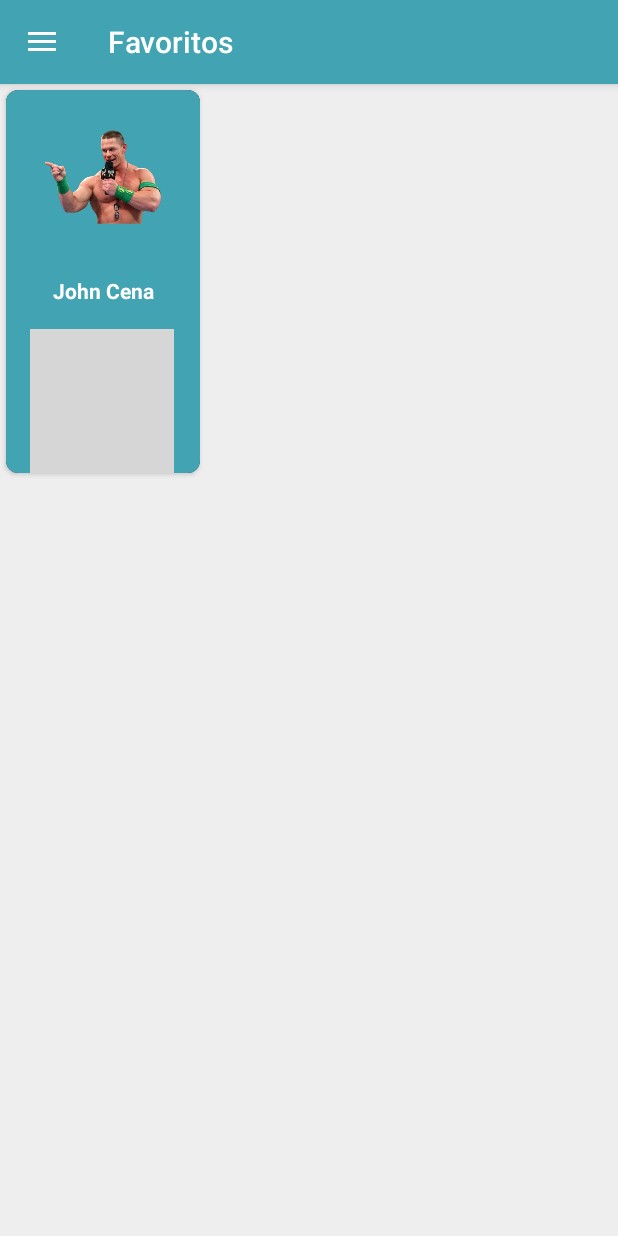
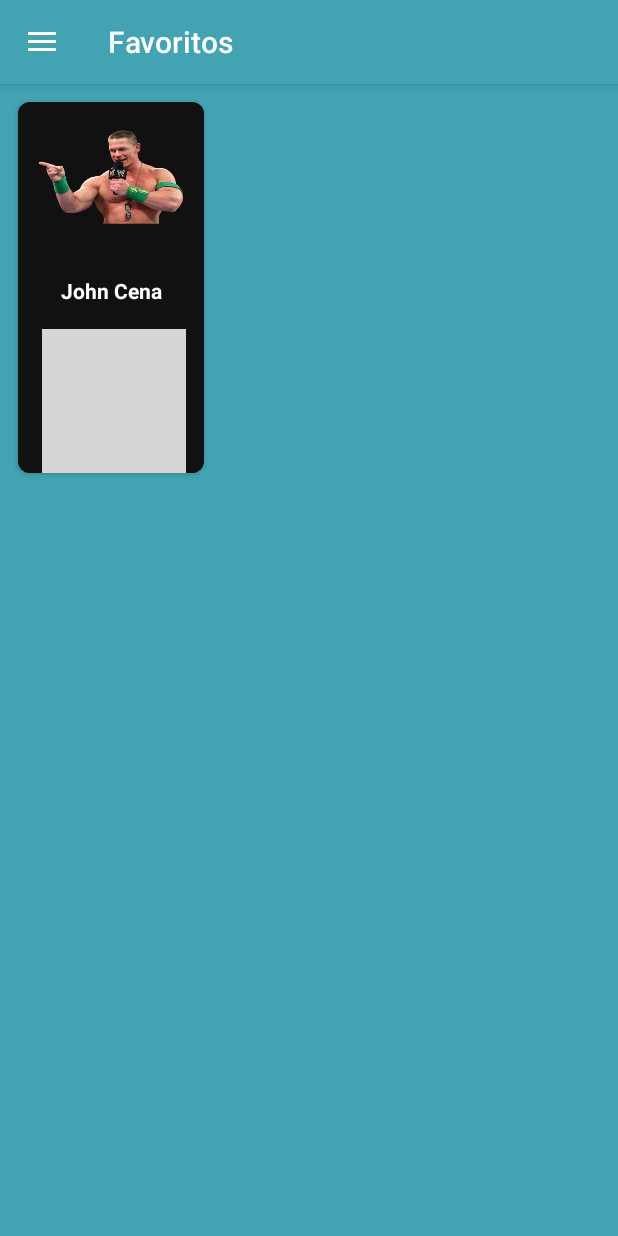
Before and after one commit to tihasg/Memelandia, an Android app: the FavoriteFragment screen opened through its navigation route, on a phone screen of 412 x 824 dp. Run offline under Robolectric (Android 15) with nearby library versions, the phone set to English and light mode, and no system bars; our stand-ins replace Room's generated code, navigation-ui; Roboto replaces fonts that are not available here; grey boxes are pictures that could not be loaded.

Commit message:
Terminando cores

```diff
--- a/app/src/main/java/br/com/memes/ui/favorite/FavoriteFragment.kt
+++ b/app/src/main/java/br/com/memes/ui/favorite/FavoriteFragment.kt
@@ -1,6 +1,7 @@
 package br.com.memes.ui.favorite
 
 import android.content.res.AssetFileDescriptor
+import android.graphics.Color
 import android.media.MediaPlayer
 import android.os.Bundle
 import android.view.*
@@ -9,6 +10,7 @@ import androidx.recyclerview.widget.GridLayoutManager
 import br.com.memes.R
 import br.com.memes.model.MemeModel
 import br.com.memes.ui.home.MemeAdapter
+import br.com.memes.ui.settings.MemesManager
 import br.com.memes.utils.ShareSom
 import br.com.memes.utils.extensions.setup
 import com.google.android.material.snackbar.Snackbar
@@ -19,6 +21,7 @@ class FavoriteFragment : Fragment(), FavoriteContract.View {
 
     private var mPresenter : FavoritePresenter? = null
     private var player : MediaPlayer? = null
+    private var memesManager: MemesManager?=null
 
     private val mAdapter by lazy {
         val adapter = context?.let {
@@ -50,9 +53,11 @@ class FavoriteFragment : Fragment(), FavoriteContract.View {
     }
 
     private fun setup() {
+        memesManager= MemesManager(this.context!!)
         mPresenter = FavoritePresenter(this.context!!)
         mPresenter?.attach(this)
         mPresenter?.getListFavorited()
+        fragment_favorited.setBackgroundColor(Color.parseColor(memesManager?.color))
     }
 
     override fun displayError(msg: String?) {
--- a/app/src/main/java/br/com/memes/ui/home/HomeFragment.kt
+++ b/app/src/main/java/br/com/memes/ui/home/HomeFragment.kt
@@ -1,6 +1,7 @@
 package br.com.memes.ui.home
 
 import android.content.res.AssetFileDescriptor
+import android.graphics.Color
 import android.media.MediaPlayer
 import android.os.Bundle
 import android.view.*
@@ -9,6 +10,7 @@ import androidx.recyclerview.widget.GridLayoutManager
 import br.com.memes.R
 import br.com.memes.utils.extensions.setup
 import br.com.memes.model.MemeModel
+import br.com.memes.ui.settings.MemesManager
 import br.com.memes.utils.ShareSom
 import com.google.android.material.snackbar.Snackbar
 import kotlinx.android.synthetic.main.fragment_home.*
@@ -22,6 +24,7 @@ class HomeFragment : Fragment(), HomeContract.View {
 
     private var mPresenter : HomePresenter? = null
     private var player : MediaPlayer? = null
+    private var memesManager: MemesManager?=null
 
     private val mAdapter by lazy {
         val adapter = context?.let {
@@ -50,9 +53,11 @@ class HomeFragment : Fragment(), HomeContract.View {
     }
 
     private fun setup() {
+        memesManager= MemesManager(this.context!!)
         mPresenter = HomePresenter(this.context!!)
         mPresenter?.attach(this)
         mPresenter?.getList()
+        fragment_meme.setBackgroundColor(Color.parseColor(memesManager?.color))
     }
 
     override fun onCreate(savedInstanceState: Bundle?) {
--- a/app/src/main/java/br/com/memes/ui/home/MemeAdapter.kt
+++ b/app/src/main/java/br/com/memes/ui/home/MemeAdapter.kt
@@ -1,22 +1,27 @@
 package br.com.memes.ui.home
 
 import android.content.Context
-import android.graphics.Color
+import android.content.res.AssetManager
+import android.graphics.drawable.Drawable
 import android.view.LayoutInflater
 import android.view.View
 import android.view.ViewGroup
 import androidx.recyclerview.widget.RecyclerView
 import br.com.memes.R
 import br.com.memes.model.MemeModel
-import br.com.memes.ui.settings.MemesManager
-import com.squareup.picasso.Picasso
 import kotlinx.android.synthetic.main.item_meme.view.*
+import java.io.IOException
+import java.io.InputStream
 
-class MemeAdapter(private val context: Context, private val onItemClickListener: OnItemClickListener) :
+
+class MemeAdapter(
+    private val context: Context,
+    private val onItemClickListener: OnItemClickListener
+) :
     RecyclerView.Adapter<RecyclerView.ViewHolder>() {
 
     var list: List<MemeModel> = arrayListOf()
-    private var memesManager: MemesManager?=null
+
     override fun onCreateViewHolder(parent: ViewGroup, position: Int): RecyclerView.ViewHolder {
         val view = LayoutInflater.from(context).inflate(R.layout.item_meme, parent, false)
         return ItemViewHolder(view)
@@ -27,48 +32,52 @@ class MemeAdapter(private val context: Context, private val onItemClickListener:
     }
 
     override fun onBindViewHolder(holder: RecyclerView.ViewHolder, position: Int) {
-        if(holder is ItemViewHolder){
+        if (holder is ItemViewHolder) {
             holder.bind(list[position], onItemClickListener)
         }
     }
 
-    fun setMeme(listMemes: List<MemeModel>){
+    fun setMeme(listMemes: List<MemeModel>) {
         list = listMemes
     }
 
-    interface OnItemClickListener{
-        fun onItemClicked( item : MemeModel )
-        fun onShareClicked( item : MemeModel )
-        fun onFavoriteClicked( item : MemeModel )
+    interface OnItemClickListener {
+        fun onItemClicked(item: MemeModel)
+        fun onShareClicked(item: MemeModel)
+        fun onFavoriteClicked(item: MemeModel)
     }
 
-    inner class ItemViewHolder(itemView : View) : RecyclerView.ViewHolder(itemView){
-        fun bind(item : MemeModel, onItemClickListerner: OnItemClickListener){
+    inner class ItemViewHolder(itemView: View) : RecyclerView.ViewHolder(itemView) {
+        fun bind(item: MemeModel, onItemClickListerner: OnItemClickListener) {
 
             itemView.apply {
-                memesManager= MemesManager(context)
-                colorBackgroundMemes.setBackgroundColor(Color.parseColor(memesManager?.color))
                 img_meme.setOnClickListener {
-                    onItemClickListerner.onItemClicked( item )
+                    onItemClickListerner.onItemClicked(item)
                 }
 
                 img_shared.setOnClickListener {
-                    onItemClickListerner.onShareClicked( item )
+                    onItemClickListerner.onShareClicked(item)
                 }
 
                 img_favorite.setOnClickListener {
-                    onItemClickListerner.onFavoriteClicked( item )
+                    onItemClickListerner.onFavoriteClicked(item)
                 }
 
-                if(item.isFavorite){
+                if (item.isFavorite) {
                     img_favorite.setImageDrawable(context.getDrawable(R.drawable.ic_favorite_red))
                 } else {
                     img_favorite.setImageDrawable(context.getDrawable(R.drawable.ic_favorite))
                 }
-
-                //Picasso.get().load(context.getDrawable(R.drawable.logo)).into(img_meme)
                 tv_title.text = item.name
-
+                val assetManager: AssetManager = context.assets
+                try {
+                    val ims: InputStream = assetManager.open(item.img.toString())
+                    val d =
+                        Drawable.createFromStream(ims, null)
+                    img_meme.setImageDrawable(d)
+                } catch (ex: IOException) {
+                    return
+                }
             }
         }
 
--- a/app/src/main/res/layout/fragment_favorite.xml
+++ b/app/src/main/res/layout/fragment_favorite.xml
@@ -1,19 +1,18 @@
 <?xml version="1.0" encoding="utf-8"?>
-<androidx.constraintlayout.widget.ConstraintLayout
-    android:id="@+id/fragment_favorited"
-    xmlns:android="http://schemas.android.com/apk/res/android"
+<androidx.constraintlayout.widget.ConstraintLayout xmlns:android="http://schemas.android.com/apk/res/android"
     xmlns:app="http://schemas.android.com/apk/res-auto"
     xmlns:tools="http://schemas.android.com/tools"
-    android:background="@color/gray"
+    android:id="@+id/fragment_favorited"
     android:layout_width="match_parent"
-    android:layout_height="match_parent">
+    android:layout_height="match_parent"
+    android:background="@color/colorPrimaryDark">
 
 
     <SearchView
         android:id="@+id/searchView"
         android:layout_width="0dp"
+        android:layout_height="wrap_content"
         android:visibility="gone"
-        android:layout_height="wrap_content"
         app:layout_constraintEnd_toEndOf="parent"
         app:layout_constraintStart_toStartOf="parent"
         app:layout_constraintTop_toTopOf="parent" />
@@ -22,6 +21,10 @@
         android:id="@+id/rv_meme_favorited"
         android:layout_width="0dp"
         android:layout_height="0dp"
+        android:layout_marginStart="8dp"
+        android:layout_marginTop="8dp"
+        android:layout_marginEnd="8dp"
+        android:layout_marginBottom="8dp"
         app:layout_constraintBottom_toBottomOf="parent"
         app:layout_constraintEnd_toEndOf="parent"
         app:layout_constraintStart_toStartOf="parent"
--- a/app/src/main/res/layout/fragment_home.xml
+++ b/app/src/main/res/layout/fragment_home.xml
@@ -5,7 +5,7 @@
     android:id="@+id/fragment_meme"
     android:layout_width="match_parent"
     android:layout_height="match_parent"
-    android:background="@color/white">
+    android:background="@color/colorPrimaryDark">
 
 
     <SearchView
@@ -21,6 +21,10 @@
         android:id="@+id/rv_meme"
         android:layout_width="0dp"
         android:layout_height="0dp"
+        android:layout_marginStart="8dp"
+        android:layout_marginTop="8dp"
+        android:layout_marginEnd="8dp"
+        android:layout_marginBottom="8dp"
         app:layout_constraintBottom_toBottomOf="parent"
         app:layout_constraintEnd_toEndOf="parent"
         app:layout_constraintStart_toStartOf="parent"
--- a/app/src/main/res/layout/item_meme.xml
+++ b/app/src/main/res/layout/item_meme.xml
@@ -5,8 +5,10 @@
     android:layout_width="match_parent"
     android:layout_height="wrap_content"
     android:layout_margin="4dp"
-    app:cardBackgroundColor="@android:color/background_dark"
-    app:cardCornerRadius="8dp">
+    app:cardBackgroundColor="@color/colorPrimaryDark"
+    app:cardCornerRadius="8dp"
+    app:cardElevation="2dp"
+    app:cardPreventCornerOverlap="false">
 
     <androidx.constraintlayout.widget.ConstraintLayout
         android:id="@+id/colorBackgroundMemes"
@@ -16,9 +18,9 @@
 
         <ImageView
             android:id="@+id/img_meme"
-            android:layout_width="wrap_content"
+            android:layout_width="0dp"
             android:layout_height="100dp"
-            android:layout_marginTop="8dp"
+            android:scaleType="fitXY"
             android:src="@drawable/logo"
             app:layout_constraintEnd_toEndOf="parent"
             app:layout_constraintStart_toStartOf="parent"
```
Also changed, not shown: app/src/main/assets/acertomizeravi.png (added), app/src/main/assets/achoqueeutavabrincando.png (added).
